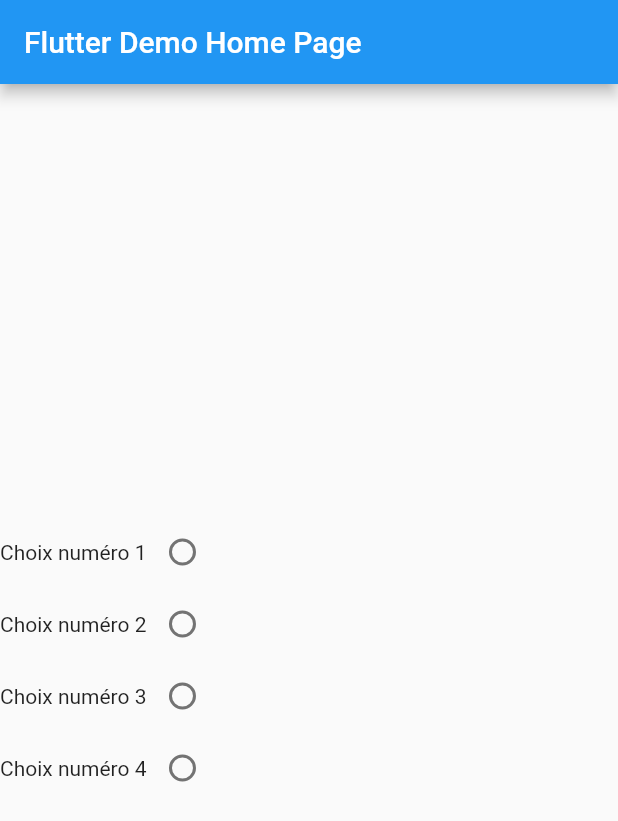
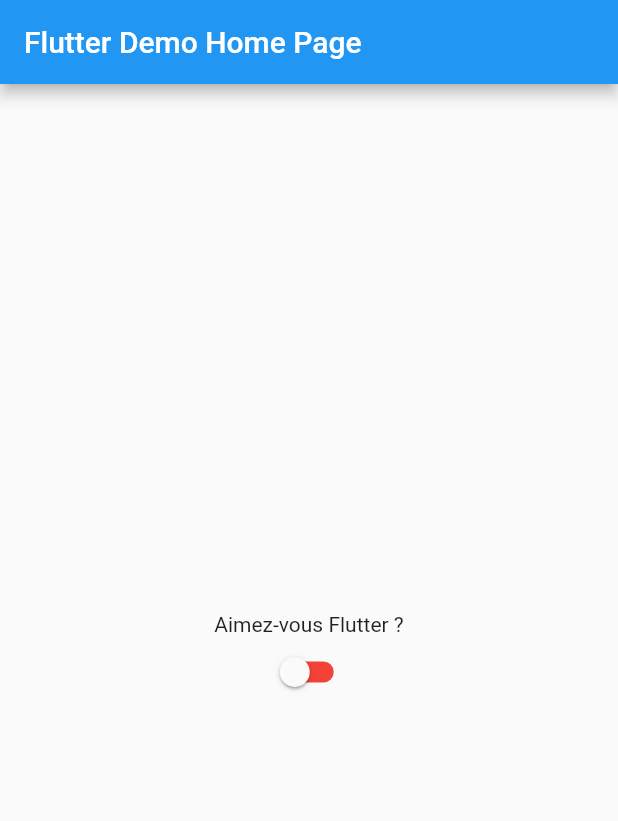
Before and after one commit to suvaAF/widgets_interact, a Flutter app: the screen it shows after launch, on a phone screen of 412 x 824 dp. Shown: the top 821 px of the screen. Run offline on Flutter 3.47's test engine with Material 2 defaults, Android fonts, the phone set to English and light mode, and no system bars.

Commit message:
MAJ main avec Switch active/inactiveColors

```diff
--- a/lib/main.dart
+++ b/lib/main.dart
@@ -30,6 +30,7 @@ class MyHomePage extends StatefulWidget {
 class _MyHomePageState extends State<MyHomePage> {
 
   int itemSelectionne;
+  bool interrupteur = false;
 
   List<Widget> radios() {
     List<Widget> l = [];
@@ -90,7 +91,18 @@ class _MyHomePageState extends State<MyHomePage> {
         body: new Center(
             child: Column(
               mainAxisAlignment: MainAxisAlignment.center,
-              children: radios(),
+              children: [
+                new Text('Aimez-vous Flutter ?'),
+                new Switch(
+                    value: interrupteur,
+                    inactiveTrackColor: Colors.red,
+                    activeColor: Colors.green,
+                    onChanged: (bool b) {
+                      setState(() {
+                        interrupteur = b;
+                      });
+                    })
+              ],
             )
 
         ),
```
